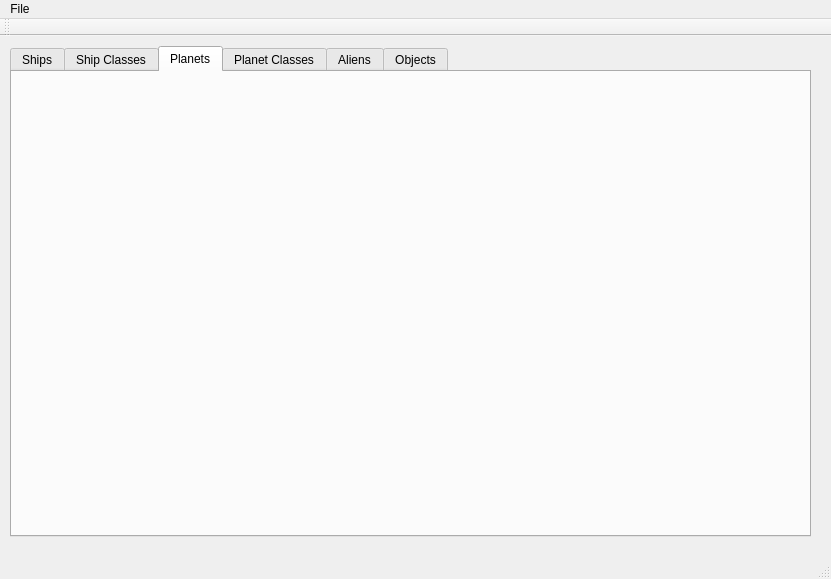
Qt form nomad-resource-explorer/mainwindow.ui (colinbourassa/nomad-resource-explorer) before a commit.
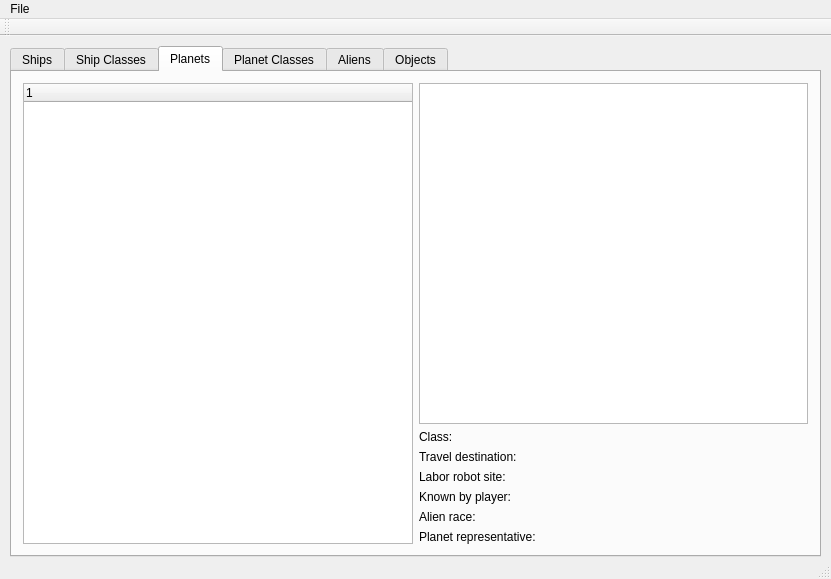
The same form after that commit. The open tabs and pages were chosen to show the change.

Commit message: Start to palette and place management

```diff
--- a/nomad-resource-explorer/mainwindow.ui
+++ b/nomad-resource-explorer/mainwindow.ui
@@ -19,8 +19,8 @@
      <rect>
       <x>10</x>
       <y>10</y>
-      <width>801</width>
-      <height>491</height>
+      <width>811</width>
+      <height>511</height>
      </rect>
     </property>
     <property name="currentIndex">
@@ -40,6 +40,108 @@
      <attribute name="title">
       <string>Planets</string>
      </attribute>
+     <layout class="QGridLayout" name="gridLayout_4">
+      <item row="0" column="0" rowspan="2">
+       <widget class="QTreeWidget" name="m_placeTreeview">
+        <column>
+         <property name="text">
+          <string notr="true">1</string>
+         </property>
+        </column>
+       </widget>
+      </item>
+      <item row="0" column="1">
+       <widget class="QGraphicsView" name="m_planetView"/>
+      </item>
+      <item row="1" column="1">
+       <layout class="QGridLayout" name="m_planetDataGrid">
+        <item row="0" column="0">
+         <widget class="QLabel" name="m_planetClassLabel">
+          <property name="text">
+           <string>Class:</string>
+          </property>
+         </widget>
+        </item>
+        <item row="0" column="1">
+         <widget class="QLabel" name="m_planetClassData">
+          <property name="text">
+           <string>&lt;class&gt;</string>
+          </property>
+         </widget>
+        </item>
+        <item row="1" column="0">
+         <widget class="QLabel" name="m_travelDestinationLabel">
+          <property name="text">
+           <string>Travel destination:</string>
+          </property>
+         </widget>
+        </item>
+        <item row="1" column="1">
+         <widget class="QLabel" name="m_planetDestinationData">
+          <property name="text">
+           <string>&lt;dest&gt;</string>
+          </property>
+         </widget>
+        </item>
+        <item row="2" column="0">
+         <widget class="QLabel" name="m_planetLaborBotLabel">
+          <property name="text">
+           <string>Labor robot site:</string>
+          </property>
+         </widget>
+        </item>
+        <item row="2" column="1">
+         <widget class="QLabel" name="m_planetLaborBotData">
+          <property name="text">
+           <string>&lt;botsite&gt;</string>
+          </property>
+         </widget>
+        </item>
+        <item row="3" column="0">
+         <widget class="QLabel" name="m_planetKnownLabel">
+          <property name="text">
+           <string>Known by player:</string>
+          </property>
+         </widget>
+        </item>
+        <item row="3" column="1">
+         <widget class="QLabel" name="m_planetKnownData">
+          <property name="text">
+           <string>&lt;known&gt;</string>
+          </property>
+         </widget>
+        </item>
+        <item row="4" column="0">
+         <widget class="QLabel" name="m_planetRaceLabel">
+          <property name="text">
+           <string>Alien race:</string>
+          </property>
+         </widget>
+        </item>
+        <item row="4" column="1">
+         <widget class="QLabel" name="m_planetRaceData">
+          <property name="text">
+           <string>&lt;race&gt;</string>
+          </property>
+         </widget>
+        </item>
+        <item row="5" column="0">
+         <widget class="QLabel" name="m_planetRepLabel">
+          <property name="text">
+           <string>Planet representative:</string>
+          </property>
+         </widget>
+        </item>
+        <item row="5" column="1">
+         <widget class="QLabel" name="m_planetRepData">
+          <property name="text">
+           <string>&lt;rep&gt;</string>
+          </property>
+         </widget>
+        </item>
+       </layout>
+      </item>
+     </layout>
     </widget>
     <widget class="QWidget" name="m_tabPlanetClasses">
      <attribute name="title">
```
Left out of the diff: 41 changed lines with no effect on the pictures. The commit also changes 8 other files.
